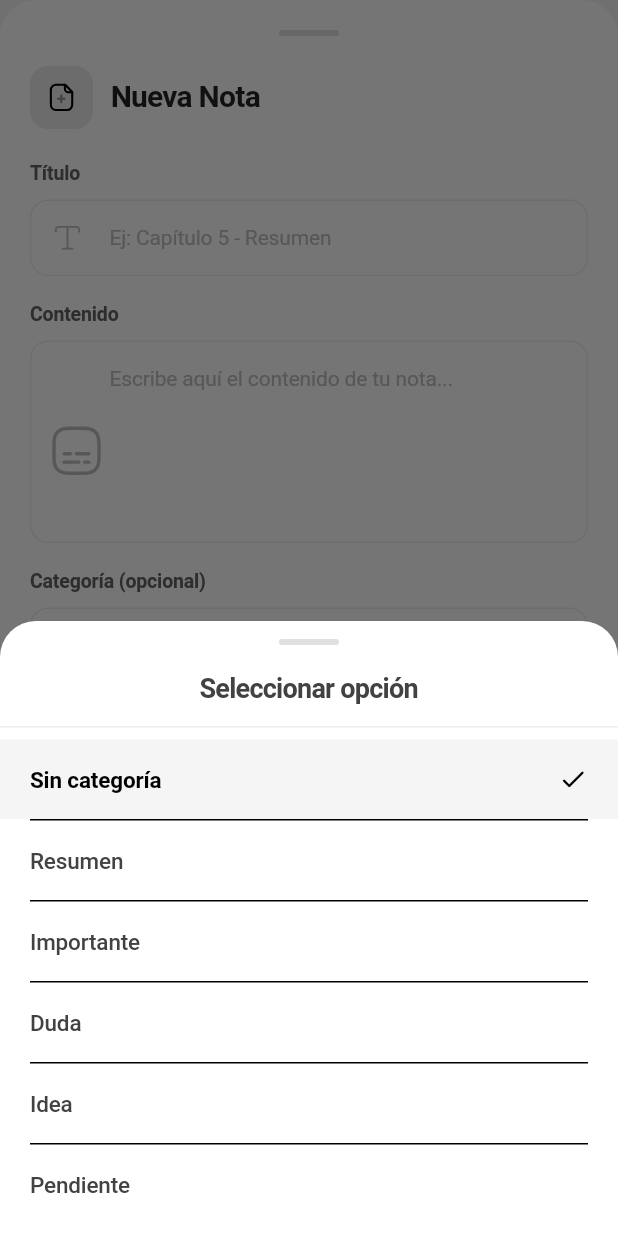
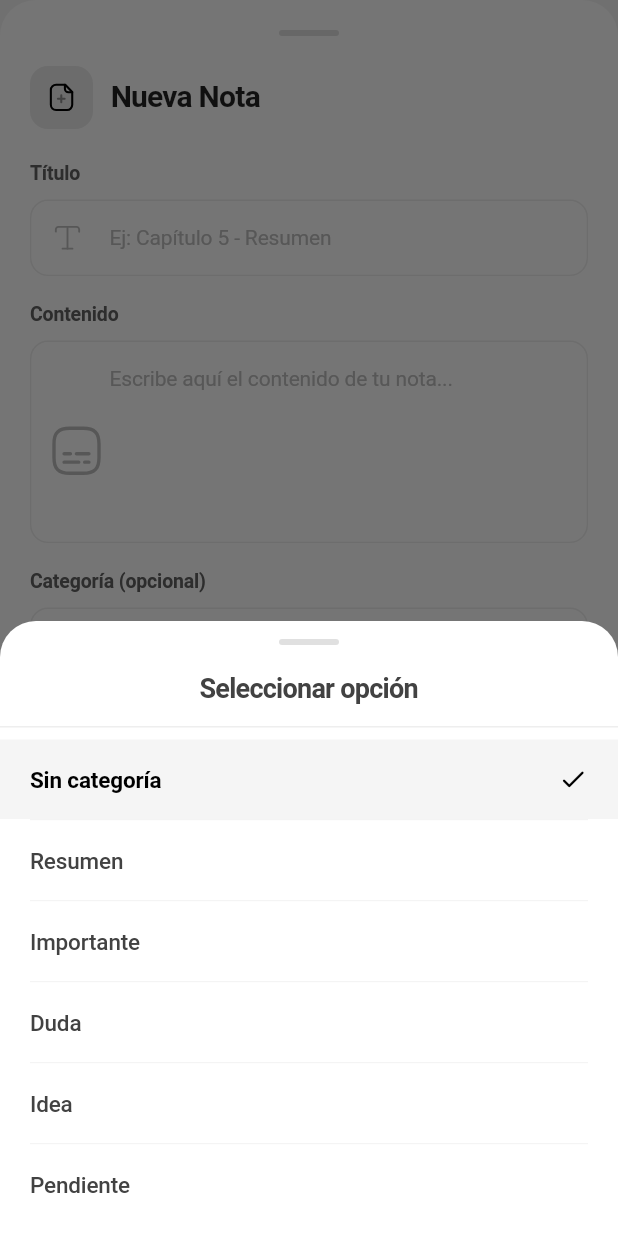
Before and after one commit to Betosan217/mind_library, a Flutter app: the NoteBottomSheet widget shown alone on an empty page, opened directly, after a tap on "Selecciona una categoría", on a phone screen of 412 x 824 dp. Run offline on Flutter 3.47's test engine with Material 3 defaults, Android fonts, the phone set to English and light mode, and no system bars; our stand-ins replace cloud_firestore, device_info_plus, file_picker, firebase_auth, firebase_core, firebase_storage and 4 more; missing offline and left inert: crop_your_image, pdfx, screen_brightness, syncfusion_flutter_pdf; accounts and stored records are empty; network calls fail; statements that could not run were skipped.

Commit message:
Note_bottom - Modified

```diff
--- a/lib/widgets/notes/note_bottom_sheet.dart
+++ b/lib/widgets/notes/note_bottom_sheet.dart
@@ -601,9 +601,10 @@ class _NoteBottomSheetState extends State<NoteBottomSheet> {
                 itemCount: items.length,
                 separatorBuilder: (context, index) => Divider(
                   height: 1,
+                  thickness: 0.5,
                   indent: 20,
                   endIndent: 20,
-                  color: Colors.grey[150],
+                  color: Colors.grey[200],
                 ),
                 itemBuilder: (context, index) {
                   final item = items[index];
```
